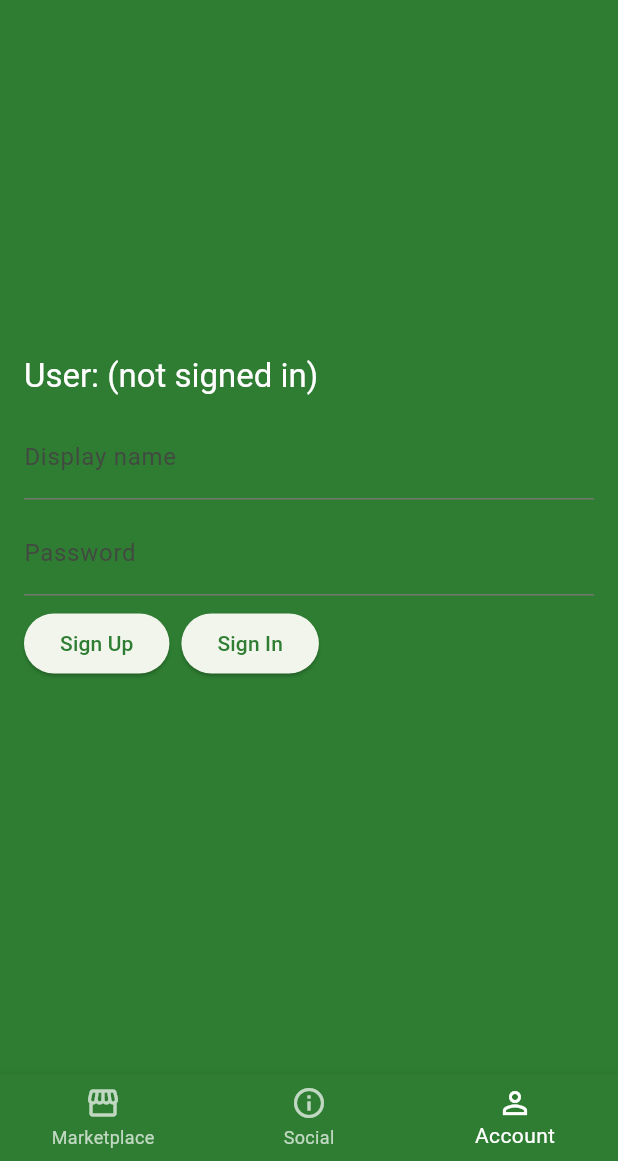
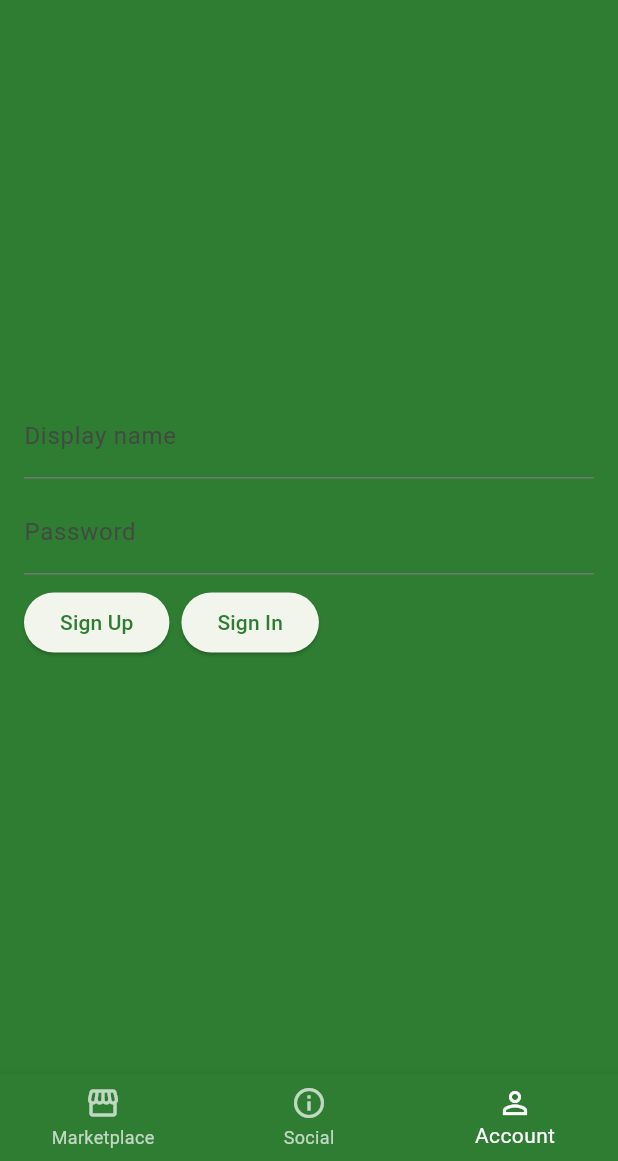
Before and after one commit to Cryptanaki/Scrap-It-Down, a Flutter app: the screen it shows after launch, item 3 of the bottom bar chosen, on a phone screen of 412 x 824 dp, the part 75-1236 px from its top. Run offline on Flutter 3.47's test engine with Material 3 defaults, Android fonts, the light colour scheme and no system bars; our stand-ins replace cloud_firestore, firebase_core, image_picker, permission_handler, shared_preferences; accounts and stored records are empty.

Commit message:
Account: hide 'User: (not signed in)' text

```diff
--- a/lib/screens/account_screen.dart
+++ b/lib/screens/account_screen.dart
@@ -48,10 +48,10 @@ class _AccountScreenState extends State<AccountScreen> {
               ValueListenableBuilder<String>(
                 valueListenable: AuthService.instance.displayName,
                 builder: (context, name, _) {
-                  return Text(
-                    name.isNotEmpty ? 'User: $name' : 'User: (not signed in)',
-                    style: Theme.of(context).textTheme.titleLarge,
-                  );
+                      if (name.isNotEmpty) {
+                        return Text('User: $name', style: Theme.of(context).textTheme.titleLarge);
+                      }
+                      return const SizedBox.shrink();
                 },
               ),
               ValueListenableBuilder<bool>(
```
